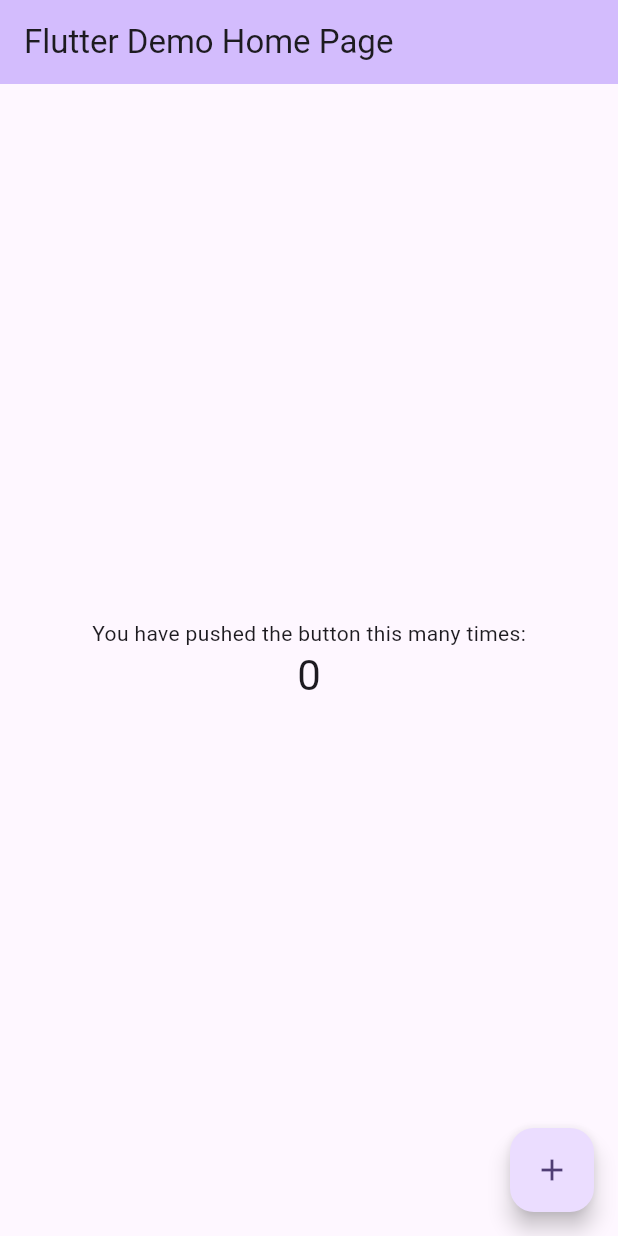
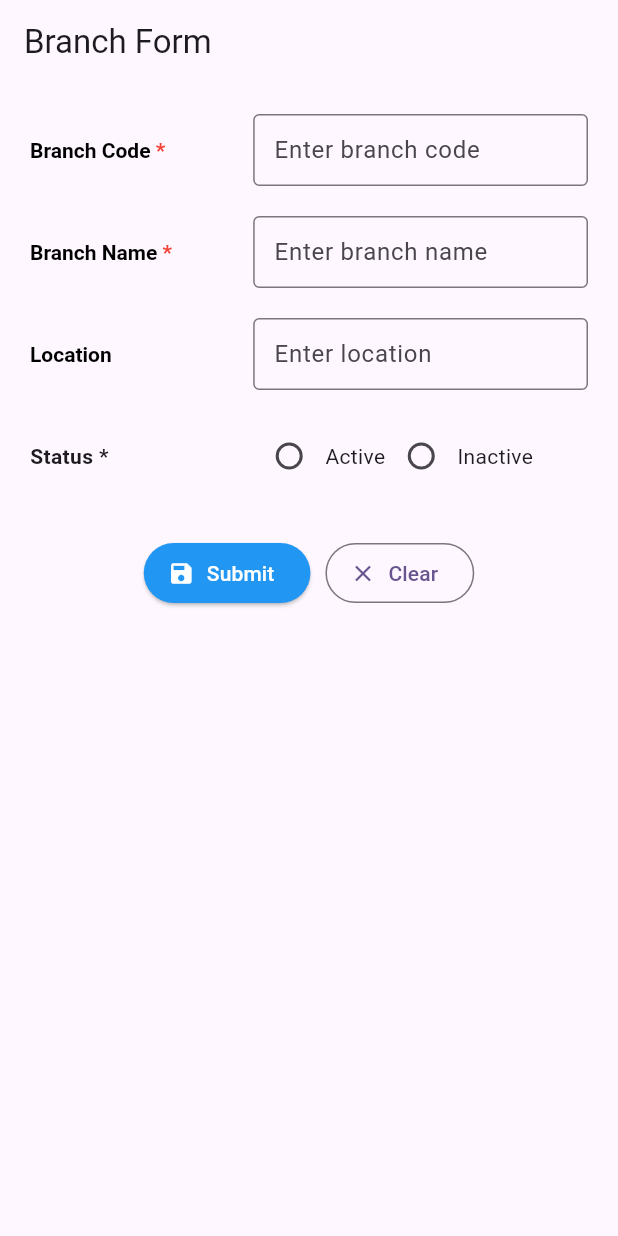
Before and after one commit to Business-Information-System-Ltd/Exercise1FE, a Flutter app: the screen it shows after launch, on a phone screen of 412 x 824 dp. Run offline on Flutter 3.47's test engine with Material 3 defaults, Android fonts, the phone set to English and light mode, and no system bars.

Commit message:
branch put

```diff
--- a/lib/Forms/BranchForm.dart
+++ b/lib/Forms/BranchForm.dart
@@ -0,0 +1,125 @@
+import 'package:flutter/material.dart';
+
+class BranchForm extends StatefulWidget {
+  @override
+  _BranchFormState createState() => _BranchFormState();
+}
+
+class _BranchFormState extends State<BranchForm> {
+  final _formKey = GlobalKey<FormState>();
+  String? _status;
+
+  @override
+  Widget build(BuildContext context) {
+    return Scaffold(
+      appBar: AppBar(title: Text("Branch Form")),
+      body: Padding(
+        padding: const EdgeInsets.all(20.0),
+        child: Form(
+          key: _formKey,
+          child: Column(
+            crossAxisAlignment: CrossAxisAlignment.start,
+            children: [
+              _buildTextField("Branch Code", "Enter branch code", isRequired: true),
+              SizedBox(height: 20),
+              _buildTextField("Branch Name", "Enter branch name", isRequired: true),
+              SizedBox(height: 20),
+              _buildTextField("Location", "Enter location"),
+              SizedBox(height: 20),
+
+              // Status Radio Buttons
+              Row(
+                children: [
+                  Expanded(flex: 2, child: Text("Status *", style: TextStyle(fontWeight: FontWeight.bold))),
+                  Expanded(
+                    flex: 3,
+                    child: Row(
+
+                      children: [
+                        Radio<String>(
+  value: 'Active',
+  groupValue: _status,
+  onChanged: (val) {
+    setState(() {
+      _status = val;
+    });
+  },
+),
+Text("Active"),
+
+Radio<String>(
+  value: 'Inactive',
+  groupValue: _status,
+  onChanged: (val) {
+    setState(() {
+      _status = val;
+    });
+  },
+),
+Text("Inactive"),
+
+                      ],
+                    ),
+                  ),
+                ],
+              ),
+
+              SizedBox(height: 30),
+
+              // Buttons
+              Row(
+                mainAxisAlignment: MainAxisAlignment.center,
+                children: [
+                  ElevatedButton.icon(
+                    onPressed: () {
+                      if (_formKey.currentState!.validate()) {
+                        // Backend API နဲ့ ချိတ်ဖို့ နေရာ
+                      }
+                    },
+                    icon: Icon(Icons.save),
+                    label: Text("Submit"),
+                    style: ElevatedButton.styleFrom(backgroundColor: Colors.blue, foregroundColor: Colors.white),
+                  ),
+                  SizedBox(width: 10),
+                  OutlinedButton.icon(
+                    onPressed: () => _formKey.currentState!.reset(),
+                    icon: Icon(Icons.close),
+                    label: Text("Clear"),
+                  ),
+                ],
+              ),
+            ],
+          ),
+        ),
+      ),
+    );
+  }
+
+  Widget _buildTextField(String label, String hint, {bool isRequired = false}) {
+    return Row(
+      children: [
+        Expanded(
+          flex: 2,
+          child: RichText(
+            text: TextSpan(
+              text: label,
+              style: TextStyle(color: Colors.black, fontWeight: FontWeight.bold),
+              children: isRequired ? [TextSpan(text: ' *', style: TextStyle(color: Colors.red))] : [],
+            ),
+          ),
+        ),
+        Expanded(
+          flex: 3,
+          child: TextFormField(
+            decoration: InputDecoration(
+              hintText: hint,
+              border: OutlineInputBorder(),
+              contentPadding: EdgeInsets.symmetric(horizontal: 10),
+            ),
+            validator: isRequired ? (value) => value!.isEmpty ? 'Required' : null : null,
+          ),
+        ),
+      ],
+    );
+  }
+}
--- a/lib/main.dart
+++ b/lib/main.dart
@@ -1,4 +1,5 @@
 import 'package:flutter/material.dart';
+import 'package:flutterpj/Forms/BranchForm.dart';
 
 void main() {
   runApp(const MyApp());
@@ -11,7 +12,11 @@ class MyApp extends StatelessWidget {
   @override
   Widget build(BuildContext context) {
     return MaterialApp(
+
+
       title: 'Flutter Demo',
+
+
       theme: ThemeData(
         // This is the theme of your application.
         //
@@ -30,7 +35,8 @@ class MyApp extends StatelessWidget {
         // tested with just a hot reload.
         colorScheme: .fromSeed(seedColor: Colors.deepPurple),
       ),
-      home: const MyHomePage(title: 'Flutter Demo Home Page'),
+      debugShowCheckedModeBanner: false,
+      home: BranchForm(),
     );
   }
 }
```
